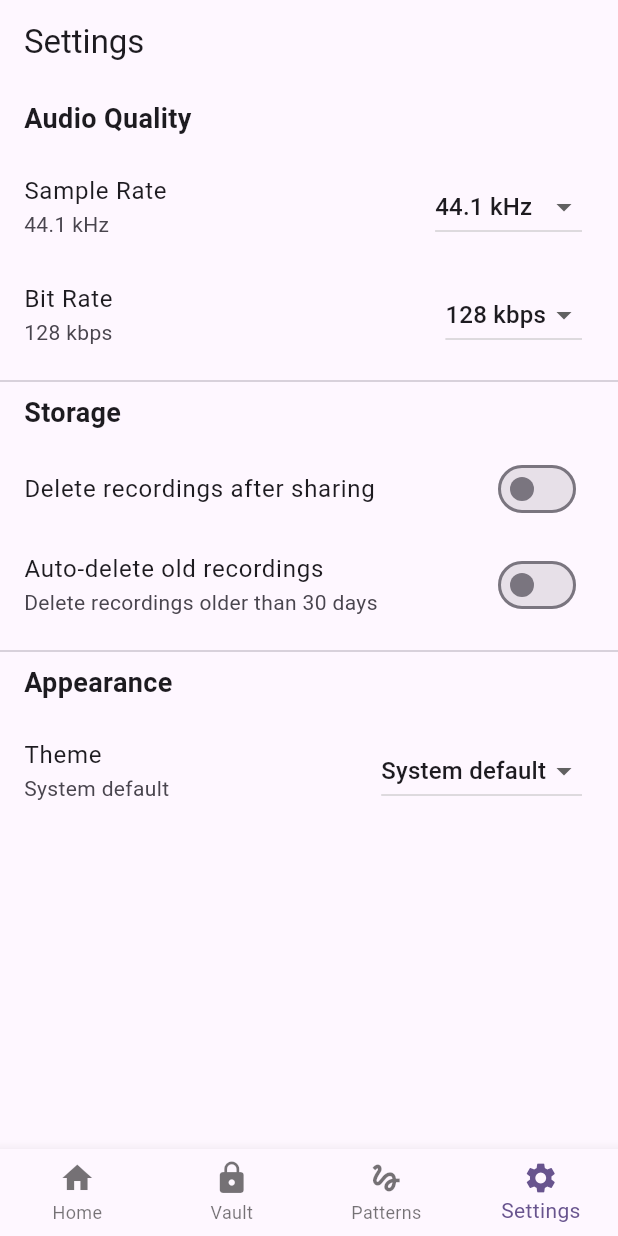
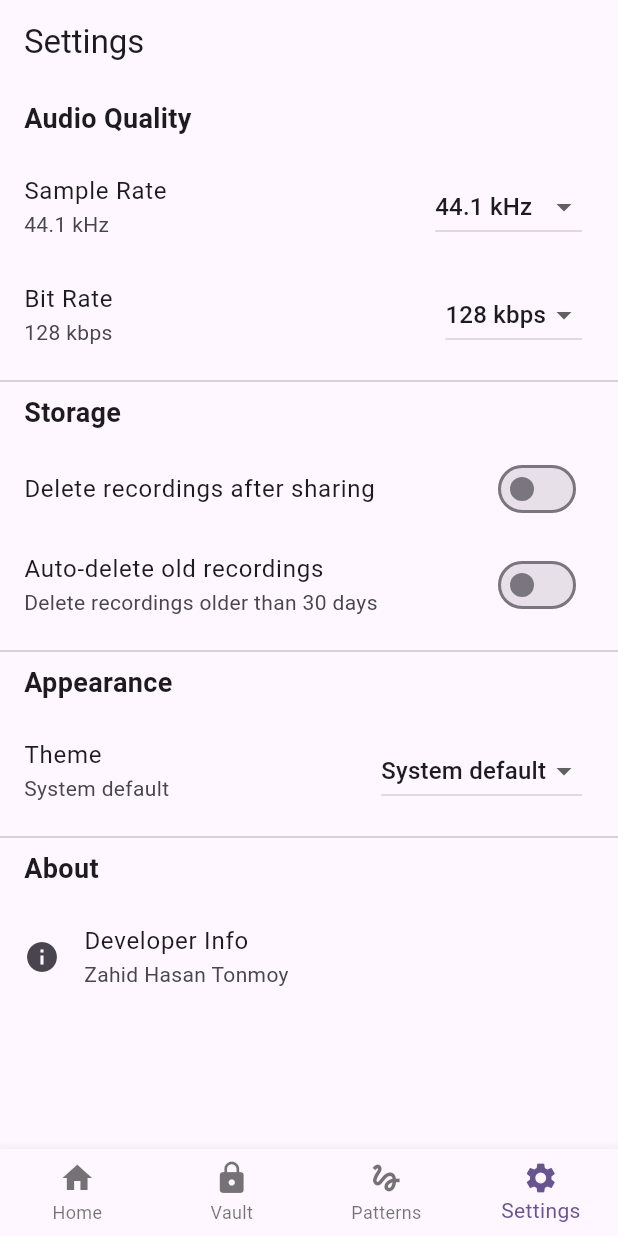
Before and after one commit to zahidhasantonmoy/PocketRecorder, a Flutter app: the screen it shows after launch, item 4 of the bottom bar chosen, on a phone screen of 412 x 824 dp. Run offline on Flutter 3.47's test engine with Material 3 defaults, Android fonts, the phone set to English and light mode, and no system bars; our stand-ins replace flutter_secure_storage, permission_handler, sensors_plus, share_plus; missing offline and left inert: flutter_foreground_task, flutter_sound.

Commit message:
Add developer info navigation to settings screen

```diff
--- a/lib/screens/settings_screen.dart
+++ b/lib/screens/settings_screen.dart
@@ -1,6 +1,7 @@
 import 'package:flutter/material.dart';
 import 'package:provider/provider.dart';
 import '../recorder_provider.dart';
+import 'developer_info_screen.dart';
 
 class SettingsScreen extends StatefulWidget {
   const SettingsScreen({super.key});
@@ -149,6 +150,31 @@ class _SettingsScreenState extends State<SettingsScreen> {
               },
             ),
           ),
+          const Divider(),
+          const Padding(
+            padding: EdgeInsets.symmetric(horizontal: 16.0),
+            child: Text(
+              'About',
+              style: TextStyle(
+                fontSize: 18,
+                fontWeight: FontWeight.bold,
+              ),
+            ),
+          ),
+          const SizedBox(height: 10),
+          ListTile(
+            title: const Text('Developer Info'),
+            subtitle: const Text('Zahid Hasan Tonmoy'),
+            leading: const Icon(Icons.info),
+            onTap: () {
+              Navigator.push(
+                context,
+                MaterialPageRoute(
+                  builder: (context) => const DeveloperInfoScreen(),
+                ),
+              );
+            },
+          ),
         ],
       ),
     );
```
